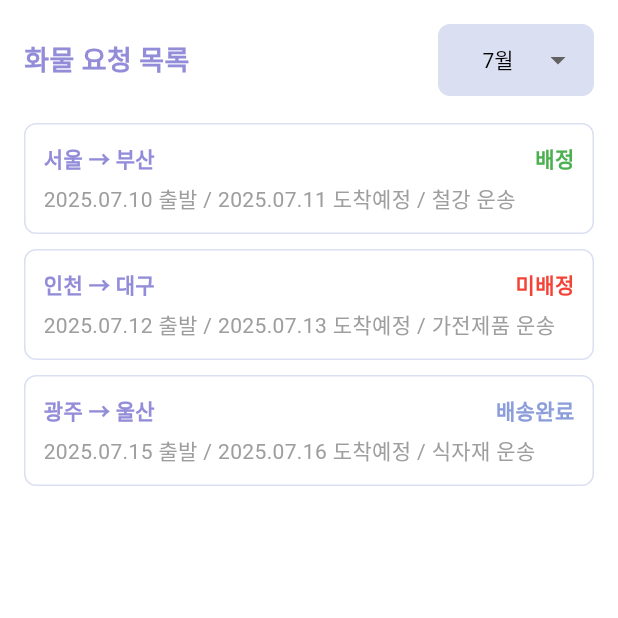
After one commit to shiroHSG/Fastruck, a Flutter app: the ShipperRequestPage screen opened directly, on a phone screen of 412 x 824 dp, the top half of it. The commit adds this screen. Run offline on Flutter 3.47's test engine with Material 3 defaults, Android fonts, the light colour scheme and no system bars; our stand-ins replace shared_preferences, table_calendar; accounts and stored records are empty; Roboto replaces fonts that are missing (GowunGothic).

Commit message:
update shipper request

```diff
--- a/src/main/flutter_app/lib/shppier/shipper_home/shipper_home.dart
+++ b/src/main/flutter_app/lib/shppier/shipper_home/shipper_home.dart
@@ -1,8 +1,10 @@
 import 'package:flutter/material.dart';
+import 'package:flutter_app/shppier/shipper_home/shipper_request/shipper_request.dart';
 import '../../app_theme.dart';
 import '../../widgets/custom_app_bar.dart';
 import '../../widgets/custom_bottom_bar.dart';
 import 'shipper_home_ui.dart';
+
 
 class ShipperHomePage extends StatefulWidget {
   const ShipperHomePage({super.key});
@@ -18,10 +20,10 @@ class _ShipperHomePageState extends State<ShipperHomePage> {
 
   @override
   Widget build(BuildContext context) {
-    return Scaffold(
-      backgroundColor: AppColors.white,
-      appBar: const CustomAppBar(title: 'Fastruck'),
-      body: ShipperHomeUI(
+    Widget body;
+
+    if (currentIndex == 0) {
+      body = ShipperHomeUI(
         focusedDay: _focusedDay,
         selectedDay: _selectedDay,
         onDaySelected: (selected, focused) {
@@ -30,19 +32,28 @@ class _ShipperHomePageState extends State<ShipperHomePage> {
             _focusedDay = focused;
           });
         },
-        onMonthChanged: (newDate) {
+        onMonthChanged: (date) {
           setState(() {
-            _focusedDay = newDate;
+            _focusedDay = date;
           });
         },
-      ),
+      );
+    } else if (currentIndex == 1) {
+      body = const ShipperRequestPage(); // 여기서 push 없이 body만 교체
+    } else {
+      body = const Center(child: Text('아직 구현되지 않은 탭입니다.'));
+    }
+
+    return Scaffold(
+      backgroundColor: AppColors.white,
+      appBar: const CustomAppBar(title: 'Fastruck'),
+      body: body,
       bottomNavigationBar: CustomBottomNavigationBar(
         currentIndex: currentIndex,
         onTap: (index) {
           setState(() {
-            currentIndex = index;
+            currentIndex = index; // 상태만 바꾸면 자동으로 바디 교체됨
           });
-          // TODO: 페이지 전환 로직
         },
       ),
     );
--- /dev/null
+++ b/src/main/flutter_app/lib/shppier/shipper_home/shipper_request/shipper_request.dart
@@ -0,0 +1,54 @@
+import 'package:flutter/material.dart';
+import '../../../app_theme.dart';
+import '../../../widgets/custom_app_bar.dart';
+import 'shipper_request_ui.dart';
+
+class ShipperRequestPage extends StatefulWidget {
+  const ShipperRequestPage({super.key});
+
+  @override
+  State<ShipperRequestPage> createState() => _ShipperRequestPageState();
+}
+
+class _ShipperRequestPageState extends State<ShipperRequestPage> {
+  int selectedMonth = DateTime.now().month;
+
+  final List<Map<String, dynamic>> requestList = [
+    {
+      'from': '서울',
+      'to': '부산',
+      'info': '2025.07.10 출발 / 2025.07.11 도착예정 / 철강 운송',
+      'status': '배정',
+    },
+    {
+      'from': '인천',
+      'to': '대구',
+      'info': '2025.07.12 출발 / 2025.07.13 도착예정 / 가전제품 운송',
+      'status': '미배정',
+    },
+    {
+      'from': '광주',
+      'to': '울산',
+      'info': '2025.07.15 출발 / 2025.07.16 도착예정 / 식자재 운송',
+      'status': '배송완료',
+    },
+  ];
+
+  void onMonthChanged(int month) {
+    setState(() {
+      selectedMonth = month;
+    });
+  }
+
+  @override
+  Widget build(BuildContext context) {
+    return Scaffold(
+      backgroundColor: AppColors.white,
+      body: ShipperRequestUI(
+        selectedMonth: selectedMonth,
+        requestList: requestList,
+        onMonthChanged: onMonthChanged,
+      ),
+    );
+  }
+}
--- /dev/null
+++ b/src/main/flutter_app/lib/shppier/shipper_home/shipper_request/shipper_request_ui.dart
@@ -0,0 +1,138 @@
+import 'package:flutter/material.dart';
+
+import '../../../app_theme.dart';
+
+class ShipperRequestUI extends StatelessWidget {
+  final int selectedMonth;
+  final Function(int) onMonthChanged;
+  final List<Map<String, dynamic>> requestList;
+
+  const ShipperRequestUI({
+    super.key,
+    required this.selectedMonth,
+    required this.onMonthChanged,
+    required this.requestList,
+  });
+
+  Color _statusColor(String status) {
+    switch (status) {
+      case '배정':
+        return Colors.green;
+      case '미배정':
+        return Colors.red;
+      case '배송완료':
+        return AppColors.primary;
+      default:
+        return Colors.black;
+    }
+  }
+
+  @override
+  Widget build(BuildContext context) {
+    return Column(
+      crossAxisAlignment: CrossAxisAlignment.start,
+      children: [
+        // 페이지 제목 및 월 선택 드롭다운
+        Padding(
+          padding: const EdgeInsets.fromLTRB(16, 16, 16, 8),
+          child: Row(
+            mainAxisAlignment: MainAxisAlignment.spaceBetween,
+            children: [
+              const Text(
+                '화물 요청 목록',
+                style: TextStyle(
+                  fontSize: 18,
+                  fontWeight: FontWeight.bold,
+                  color: AppColors.point,
+                ),
+              ),
+              Container(
+                decoration: BoxDecoration(
+                  color: AppColors.base,
+                  borderRadius: BorderRadius.circular(8),
+                ),
+                padding: const EdgeInsets.symmetric(horizontal: 12),
+                child: SizedBox(
+                  width: 80,
+                  child: DropdownButton<String>(
+                    value: "$selectedMonth월",
+                    dropdownColor: AppColors.base,
+                    underline: const SizedBox(),
+                    isExpanded: true,
+                    style: const TextStyle(color: Colors.black),
+                    items: List.generate(12, (index) {
+                      return DropdownMenuItem(
+                        value: '${index + 1}월',
+                        child: Center( // 가운데 정렬
+                          child: Text(
+                            '${index + 1}월',
+                            textAlign: TextAlign.center,
+                          ),
+                        ),
+                      );
+                    }),
+                    onChanged: (value) {
+                      if (value != null) {
+                        int month = int.parse(value.replaceAll('월', ''));
+                        onMonthChanged(month);
+                      }
+                    },
+                  ),
+                ),
+              ),
+            ],
+          ),
+        ),
+
+        const SizedBox(height: 10),
+
+        Expanded(
+          child: ListView.separated(
+            itemCount: requestList.length,
+            padding: const EdgeInsets.symmetric(horizontal: 16),
+            separatorBuilder: (_, __) => const SizedBox(height: 10),
+            itemBuilder: (context, index) {
+              final item = requestList[index];
+              return Container(
+                decoration: BoxDecoration(
+                  border: Border.all(color: AppColors.base),
+                  borderRadius: BorderRadius.circular(8),
+                ),
+                padding: const EdgeInsets.all(12),
+                child: Column(
+                  crossAxisAlignment: CrossAxisAlignment.start,
+                  children: [
+                    Row(
+                      mainAxisAlignment: MainAxisAlignment.spaceBetween,
+                      children: [
+                        Text(
+                          '${item['from']} → ${item['to']}',
+                          style: const TextStyle(
+                            fontWeight: FontWeight.bold,
+                            color: AppColors.point,
+                          ),
+                        ),
+                        Text(
+                          item['status'],
+                          style: TextStyle(
+                            color: _statusColor(item['status']),
+                            fontWeight: FontWeight.bold,
+                          ),
+                        ),
+                      ],
+                    ),
+                    const SizedBox(height: 6),
+                    Text(
+                      (item['info'] as String?) ?? '',
+                      style: const TextStyle(color: Colors.grey),
+                    ),
+                  ],
+                ),
+              );
+            },
+          ),
+        ),
+      ],
+    );
+  }
+}
--- a/src/main/flutter_app/lib/widgets/custom_bottom_bar.dart
+++ b/src/main/flutter_app/lib/widgets/custom_bottom_bar.dart
@@ -1,5 +1,4 @@
 import 'package:flutter/material.dart';
-
 import '../app_theme.dart';
 
 class CustomBottomNavigationBar extends StatelessWidget {
@@ -11,6 +10,28 @@ class CustomBottomNavigationBar extends StatelessWidget {
     required this.currentIndex,
     required this.onTap,
   });
+
+  void _onItemTapped(BuildContext context, int index) {
+    if (index == currentIndex) return; // 현재 탭이면 이동하지 않음
+
+    switch (index) {
+      case 0:
+        Navigator.pushReplacementNamed(context, '/shipper_home');
+        break;
+      case 1:
+        Navigator.pushReplacementNamed(context, '/shipper_request');
+        break;
+      case 2:
+        Navigator.pushReplacementNamed(context, '/shipper_review');
+        break;
+      case 3:
+        Navigator.pushReplacementNamed(context, '/shipper_notice');
+        break;
+      case 4:
+        Navigator.pushReplacementNamed(context, '/shipper_profile');
+        break;
+    }
+  }
 
   @override
   Widget build(BuildContext context) {
```
